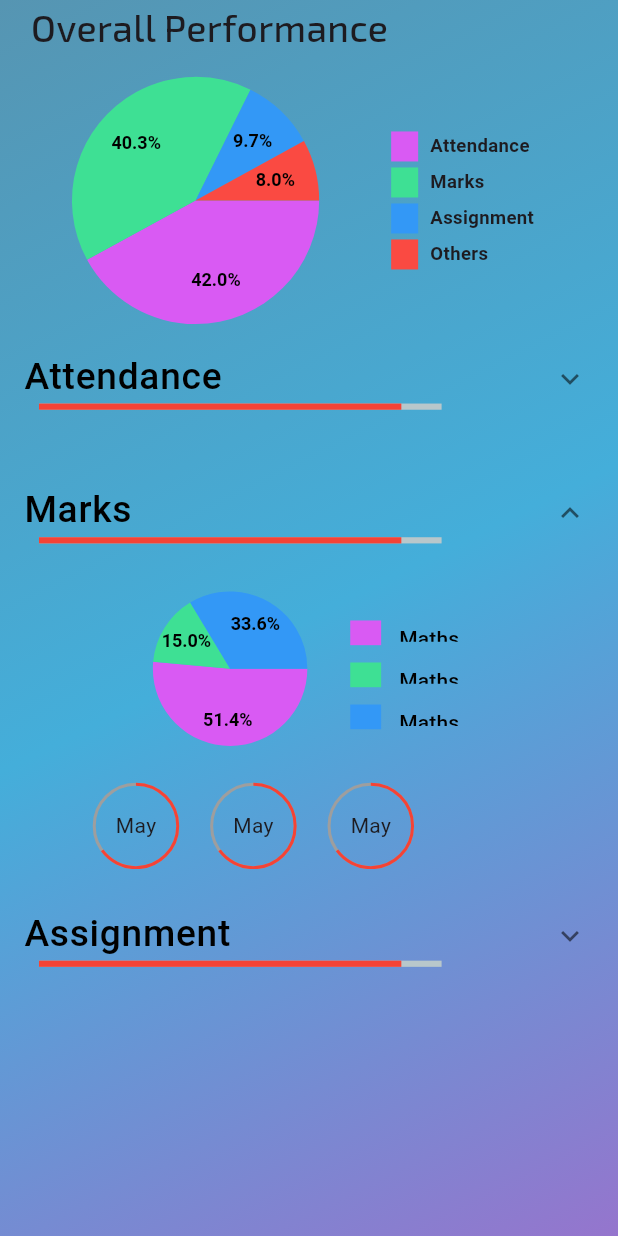
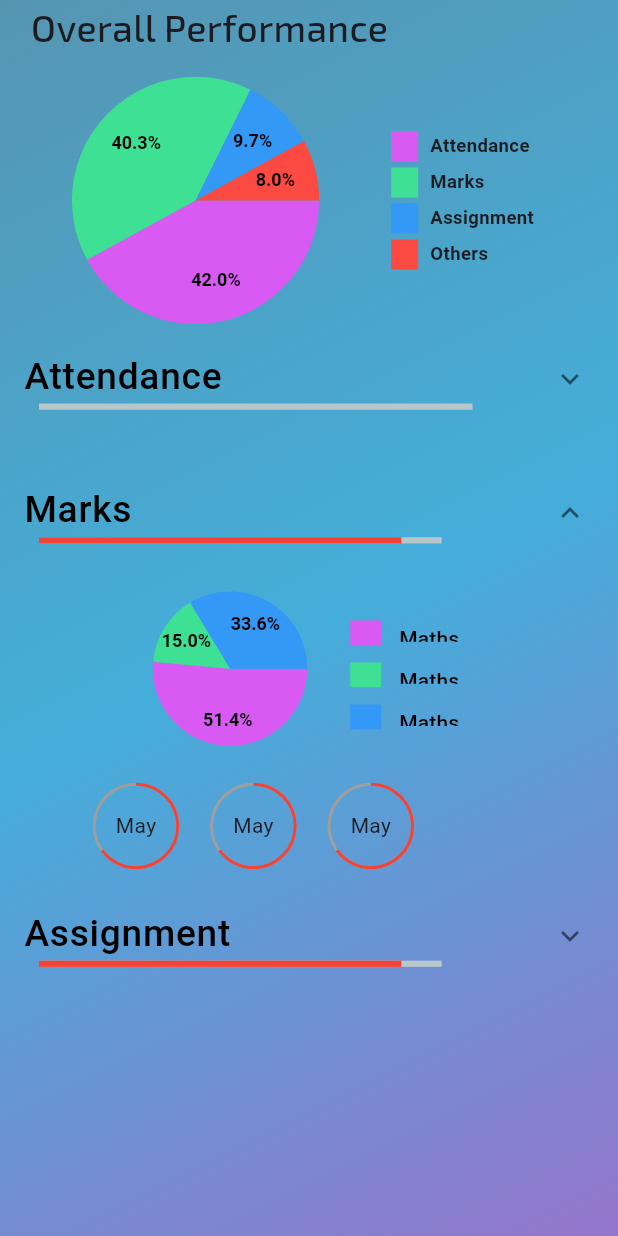
Before and after one commit to BhuvneshwarTyagi/campus_link_students, a Flutter app: the Performance screen opened directly, after a tap on "Marks", on a phone screen of 412 x 824 dp. Run offline on Flutter 3.47's test engine with Material 3 defaults, Android fonts, the phone set to English and light mode, and no system bars; drawn by our look-alikes of auto_size_text, percent_indicator, pie_chart; our stand-ins replace animated_text_kit, chat_bubbles, cloud_firestore, connectivity_plus, curved_navigation_bar, dio and 18 more; missing offline and left inert: alarm, android_alarm_manager_plus, carp_background_location, chatview, flutter_alarm_clock, flutter_inapp_notifications and 3 more; accounts and stored records are empty; Roboto replaces fonts that are missing (Exo).

Commit message:
Performance Attendance backend halfdone

```diff
--- a/lib/Registration/registration.dart
+++ b/lib/Registration/registration.dart
@@ -1,5 +1,5 @@
 import 'package:animated_text_kit/animated_text_kit.dart';
-import 'package:campus_link_student/Registration/database.dart';
+import 'package:campus_link_student/Database/database.dart';
 import 'package:campus_link_student/Screens/loadingscreen.dart';
 import 'package:cloud_firestore/cloud_firestore.dart';
 import 'package:firebase_auth/firebase_auth.dart';
--- a/lib/Screens/Chat_tiles/Document_Viewer.dart
+++ b/lib/Screens/Chat_tiles/Document_Viewer.dart
@@ -11,7 +11,7 @@ import 'package:page_transition/page_transition.dart';
 import 'package:path_provider/path_provider.dart';
 import 'package:pdfx/pdfx.dart';
 import '../../Constraints.dart';
-import '../../Registration/database.dart';
+import '../../Database/database.dart';
 import '../loadingscreen.dart';
 import 'chat.dart';
 
--- a/lib/Screens/Chat_tiles/Sending_Media.dart
+++ b/lib/Screens/Chat_tiles/Sending_Media.dart
@@ -11,7 +11,6 @@ import 'package:video_player/video_player.dart';
 import 'package:video_thumbnail/video_thumbnail.dart';
 import '../../Constraints.dart';
 import '../../Database/database.dart';
-import '../../Registration/database.dart';
 import 'chat.dart';
 import '../loadingscreen.dart';
 
--- a/lib/Screens/Chat_tiles/background_image.dart
+++ b/lib/Screens/Chat_tiles/background_image.dart
@@ -5,10 +5,8 @@ import 'package:cloud_firestore/cloud_firestore.dart';
 import 'package:flutter/material.dart';
 import 'package:flutter_inapp_notifications/flutter_inapp_notifications.dart';
 import 'package:google_fonts/google_fonts.dart';
-
 import '../../Constraints.dart';
 import '../../Database/database.dart';
-import '../../Registration/database.dart';
 
 
 // ignore: camel_case_types
--- a/lib/Screens/Chat_tiles/chat.dart
+++ b/lib/Screens/Chat_tiles/chat.dart
@@ -7,7 +7,6 @@ import 'package:google_fonts/google_fonts.dart';
 import 'package:page_transition/page_transition.dart';
 import '../../Constraints.dart';
 import '../../Database/database.dart';
-import '../../Registration/database.dart';
 import '../loadingscreen.dart';
 import 'Sending_Media.dart';
 import 'chat_info.dart';
--- a/lib/Screens/Chat_tiles/chat_info.dart
+++ b/lib/Screens/Chat_tiles/chat_info.dart
@@ -8,7 +8,7 @@ import 'package:image_picker/image_picker.dart';
 import 'package:page_transition/page_transition.dart';
 
 import '../../Constraints.dart';
-import '../../Registration/database.dart';
+import '../../Database/database.dart';
 import '../loadingscreen.dart';
 import 'Group_decription.dart';
 import 'Media_File.dart';
--- a/lib/Screens/Perfomance/attendance_performance.dart
+++ b/lib/Screens/Perfomance/attendance_performance.dart
@@ -2,25 +2,23 @@ import 'package:auto_size_text/auto_size_text.dart';
 import 'package:campus_link_student/Constraints.dart';
 import 'package:campus_link_student/Screens/Perfomance/pie_chart.dart';
 import 'package:cloud_firestore/cloud_firestore.dart';
-import 'package:flutter/cupertino.dart';
 import 'package:flutter/material.dart';
 import 'package:percent_indicator/circular_percent_indicator.dart';
-import 'package:pie_chart/pie_chart.dart';
 
 class AttendancePerformance extends StatefulWidget {
-  const AttendancePerformance({super.key});
-
+  const AttendancePerformance({super.key, required this.dataMapList});
+  final List<Map<String,dynamic>> dataMapList;
   @override
   State<AttendancePerformance> createState() => _AttendancePerformanceState();
 }
 
 class _AttendancePerformanceState extends State<AttendancePerformance> {
-  Map<String,double> AttendancedataMap={
+  Map<String,double> attendanceDataMap={
     "May":55,
     "june":16,
     "july":36
   };
-  List<Color> SmallPieChartcolorList=[
+  List<Color> smallPieChartColorList=[
     const Color(0xffD95AF3),
     const Color(0xff3EE094),
     const Color(0xff3398F6),
@@ -30,15 +28,27 @@ class _AttendancePerformanceState extends State<AttendancePerformance> {
   bool isExpanded1 = false;
   bool isExpanded2 = false;
   bool isExpanded3 = false;
-  List<Map<String,dynamic>> dataMapList=[];
+
+
+  @override
+  void initState() {
+    // TODO: implement initState
+    super.initState();
+  }
   @override
   Widget build(BuildContext context) {
     Size size = MediaQuery.of(context).size;
-    return StreamBuilder(
+    return
+    SizedBox(
+      height: size.height*0.3,
+      width: size.width*0.95,
+      child: StreamBuilder(
         stream: FirebaseFirestore.instance.collection("Students").doc(usermodel["Email"]).collection("Attendance").snapshots(),
         builder: (context, snapshot) {
 
-      return Column(
+        return snapshot.hasData
+            ?
+          Column(
           crossAxisAlignment: CrossAxisAlignment.center,
           children: [
             Row(
@@ -53,7 +63,7 @@ class _AttendancePerformanceState extends State<AttendancePerformance> {
                 //   legendOptions: const LegendOptions(showLegends: false,legendShape: BoxShape.rectangle,),
                 //
                 // ),
-              piechart(dataMap: AttendancedataMap,),
+                piechart(dataMap: attendanceDataMap,),
                 SizedBox(width: size.width*0.05,),
                 Padding(
                   padding:EdgeInsets.only(top:size.height*0.01),
@@ -68,7 +78,7 @@ class _AttendancePerformanceState extends State<AttendancePerformance> {
                               width: size.width*0.05,
                               decoration: BoxDecoration(
                                   shape: BoxShape.rectangle,
-                                color:SmallPieChartcolorList[0]
+                                  color:smallPieChartColorList[0]
                               ),
                             ),
                             TextButton(
@@ -89,7 +99,7 @@ class _AttendancePerformanceState extends State<AttendancePerformance> {
                               width: size.width*0.05,
                               decoration: BoxDecoration(
                                   shape: BoxShape.rectangle,
-                                color:SmallPieChartcolorList[1]
+                                  color:smallPieChartColorList[1]
                               ),
                             ),
                             TextButton(onPressed: () {
@@ -109,7 +119,7 @@ class _AttendancePerformanceState extends State<AttendancePerformance> {
                               width: size.width*0.05,
                               decoration: BoxDecoration(
                                   shape: BoxShape.rectangle,
-                                color:SmallPieChartcolorList[2]
+                                  color:smallPieChartColorList[2]
                               ),
                             ),
                             TextButton(onPressed: () {
@@ -130,43 +140,40 @@ class _AttendancePerformanceState extends State<AttendancePerformance> {
             SizedBox(
               height: size.height*0.2,
               width: size.width*0.9,
-            child: GridView.builder(itemBuilder:(context,index)
-            {
-              return  CircularPercentIndicator(
-                footer: AutoSizeText("Month"),
-                radius: size.height*0.035,
-                lineWidth: 2,
-                percent: 0.65,
-                backgroundColor: Colors.grey,
-                center:AutoSizeText("50%") ,
-                progressColor: Colors.red,
-              );
-            },
+              child: GridView.builder(
                 scrollDirection: Axis.vertical,
-              itemCount:10,
+                itemCount: widget.dataMapList.length,
                 gridDelegate: SliverGridDelegateWithFixedCrossAxisCount(
                   crossAxisCount: 3, // number of items in each row
                   mainAxisSpacing: size.width*0.05, // spacing between row
                 ),
+                itemBuilder:(context,index) {
+
+                  return  CircularPercentIndicator(
+                    footer: AutoSizeText( widget.dataMapList[index]["Month"]),
+                    radius: size.height*0.035,
+                    lineWidth: 2,
+                    percent: widget.dataMapList[index]["Percent"],
+                    backgroundColor: Colors.grey,
+                    center: AutoSizeText("${double.parse("${widget.dataMapList[index]["Percent"]*100}").toStringAsPrecision(2)}%") ,
+                    progressColor: Colors.red,
+                );
+              },
+
 
 
 
               ),
             ),
           ],
+        )
+            :
+        const SizedBox();
+      },
+      ),
     );
-    },);
   }
 
-  //type function ka
-  // generatedata(){
-  //   DateTime sessionStart=usermodel["SessionStartDate"];
-  //   DateTime currentDate=DateTime.now();
-  //   for(int year=sessionStart.year;year<=currentDate.year;year++){
-  //     for()
-  //   }
-  //  final snapshot=FirebaseFirestore.instance.collection("Students").doc(usermodel["Email"]).collection("Attendance").get();
-  //
-  // }
+
 
 }
--- a/lib/Screens/Perfomance/performance.dart
+++ b/lib/Screens/Perfomance/performance.dart
@@ -1,10 +1,11 @@
 import 'package:auto_size_text/auto_size_text.dart';
+import 'package:cloud_firestore/cloud_firestore.dart';
 import 'package:flutter/material.dart';
 import 'package:google_fonts/google_fonts.dart';
 import 'package:pie_chart/pie_chart.dart';
-import 'dart:math';
 import 'package:percent_indicator/percent_indicator.dart';
-
+import '../../Constraints.dart';
+import '../../Database/database.dart';
 import 'assignment_performance.dart';
 import 'attendance_performance.dart';
 import 'marks_perfomance.dart';
@@ -21,13 +22,15 @@ class _pieChart extends State<Performance>{
     "Others": 3.51,
 
   };
-
+  double overallAttendancePercent=0;
+  List<Map<String,dynamic>> dataMapList=[];
   List<Color> BigColorList = [
     const Color(0xffD95AF3),
     const Color(0xff3EE094),
     const Color(0xff3398F6),
     const Color(0xffFA4A42),
   ];
+  bool dataLoaded=false;
   Map<String,double> AttendancedataMap={
     "May":55,
     "june":16,
@@ -70,6 +73,12 @@ class _pieChart extends State<Performance>{
   bool isExpanded1 = false;
   bool isExpanded2 = false;
   bool isExpanded3 = false;
+  @override
+  void initState() {
+    // TODO: implement initState
+    super.initState();
+    generatedata();
+  }
   @override
   Widget build(BuildContext context) {
     Size size = MediaQuery.of(context).size;
@@ -156,14 +165,20 @@ class _pieChart extends State<Performance>{
                   return ListTile(
                     title: AutoSizeText("Attendance",style: GoogleFonts.exo(fontSize: size.height*0.03,color: Colors.black,fontWeight: FontWeight.w500),),
                     subtitle: LinearPercentIndicator(
-                      width:size.width*0.7,
+                      width:size.width*0.75,
                       lineHeight: size.height*0.005,
-                      percent: 0.9,
-                      progressColor: Colors.red,
+                      percent: overallAttendancePercent,
+                      animation: true,
+                      animationDuration: 300,
+                      progressColor: overallAttendancePercent< 0.50 ? Colors.red : overallAttendancePercent < 0.70 ?  Colors.deepOrange : Colors.green,
                     ),
                   );
                 },
-                body: const AttendancePerformance(),
+                body: dataLoaded
+                    ?
+                AttendancePerformance(dataMapList: dataMapList)
+                    :
+                const SizedBox(),
 
 
                 isExpanded:isExpanded1,
@@ -220,5 +235,100 @@ class _pieChart extends State<Performance>{
     );
 
   }
+  generatedata() async {
+    DateTime sessionStart=usermodel["SessionStartDate"].toDate();
+    DateTime currentDate=DateTime.now();
+    int overallLecture=0;
+    int overallAttendance=0;
+    for(int year=sessionStart.year ; year<=currentDate.year ; year++){
+      int startMonth=0;
+      int endMonth=0;
 
+      if(year==sessionStart.year){
+        startMonth=sessionStart.month;
+      }
+      else{
+        startMonth=1;
+      }
+
+      if(year < currentDate.year){
+        endMonth= 12;
+      }
+      else{
+        endMonth= currentDate.month;
+      }
+
+      for(int month=startMonth ; month <= endMonth ;month++){
+        int days = database().getDaysInMonth(year, month);
+        String monthName= "";
+        int totalLecture =0;
+        int attandence =0;
+
+        switch (month){
+          case 1:
+            monthName="Jan";
+            break;
+          case 2:
+            monthName="Feb";
+            break;
+          case 3:
+            monthName="Mar";
+            break;
+          case 4:
+            monthName="Apr";
+            break;
+          case 5:
+            monthName="May";
+            break;
+          case 6:
+            monthName="June";
+            break;
+          case 7:
+            monthName="July";
+            break;
+          case 8:
+            monthName="Aug";
+            break;
+          case 9:
+            monthName="Sep";
+            break;
+          case 10:
+            monthName="Oct";
+            break;
+          case 11:
+            monthName="Nov";
+            break;
+          case 12:
+            monthName="Dec";
+            break;
+        }
+        for(int i=0;i<usermodel["Subject"].length;i++){
+          String subName = usermodel["Subject"][i];
+          await FirebaseFirestore.instance.collection("Students").doc(usermodel["Email"]).collection("Attendance").doc("$subName-$month").get().then((value){
+            for(int day=1; day<=days ;day++){
+              if(value.data()?["$day"] != null){
+                for(int lecture=0; lecture < value.data()?["$day"].length ;lecture++){
+                  if(value.data()?["$day"][lecture]["Status"] == "Present"){
+                    attandence++;
+                    overallAttendance++;
+                  }
+                  totalLecture++;
+                  overallLecture++;
+                }
+              }
+            }
+          });
+
+        }
+        dataMapList.add({"Month" : monthName, "Percent" : attandence/totalLecture});
+      }
+
+    }
+    print("setting dataloaded to ture");
+    setState(() {
+      dataLoaded=true;
+      overallAttendancePercent=overallAttendance/overallLecture;
+    });
+
+  }
 }
--- a/lib/Screens/attendance.dart
+++ b/lib/Screens/attendance.dart
@@ -9,7 +9,7 @@ import 'package:flutter_inapp_notifications/flutter_inapp_notifications.dart';
 import 'package:google_fonts/google_fonts.dart';
 import 'package:page_transition/page_transition.dart';
 
-import '../Registration/database.dart';
+import '../Database/database.dart';
 
 var absentCount = 0;
 var totalLecture = 0;
--- a/lib/Screens/dashboard.dart
+++ b/lib/Screens/dashboard.dart
@@ -1,7 +1,7 @@
 import 'dart:io';
 
 import 'package:auto_size_text/auto_size_text.dart';
-import 'package:campus_link_student/Registration/database.dart';
+import 'package:campus_link_student/Database/database.dart';
 import 'package:cloud_firestore/cloud_firestore.dart';
 import 'package:firebase_auth/firebase_auth.dart';
 import 'package:firebase_messaging/firebase_messaging.dart';
--- a/lib/Screens/navigation.dart
+++ b/lib/Screens/navigation.dart
@@ -5,7 +5,7 @@ import 'package:alarm/model/alarm_settings.dart';
 import 'package:alarm/service/notification.dart';
 import 'package:auto_size_text/auto_size_text.dart';
 import 'package:campus_link_student/Constraints.dart';
-import 'package:campus_link_student/Registration/database.dart';
+import 'package:campus_link_student/Database/database.dart';
 import 'package:campus_link_student/Registration/registration.dart';
 import 'package:campus_link_student/Screens/psycoTest.dart';
 import 'package:campus_link_student/main.dart';
--- a/lib/main.dart
+++ b/lib/main.dart
@@ -1,6 +1,6 @@
 import 'dart:async';
 import 'package:android_alarm_manager_plus/android_alarm_manager_plus.dart';
-import 'package:campus_link_student/Registration/database.dart';
+import 'package:campus_link_student/Database/database.dart';
 import 'package:campus_link_student/firebase_options.dart';
 import 'package:campus_link_student/push_notification/helper_notification.dart';
 import 'package:campus_link_student/push_notification/temp.dart';
```
Also changed, not shown: lib/Database/database.dart (+108 -1 lines), lib/Registration/database.dart (deleted, +0 -108 lines). Lines whose indentation alone changed are shown as unchanged.
